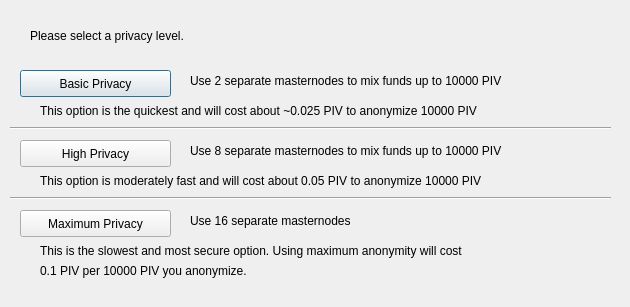
The window that src/qt/forms/coinmixconfig.ui (slingcoin/sling-market) describes before a commit, drawn with Qt 5.
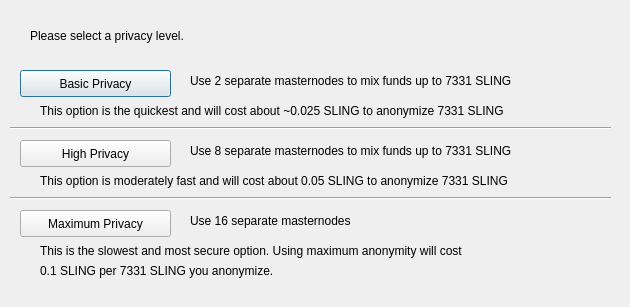
The same window after the commit.

Commit message: Correct units display. -> SLING

```diff
--- a/src/qt/forms/coinmixconfig.ui
+++ b/src/qt/forms/coinmixconfig.ui
@@ -75,7 +75,7 @@
     </rect>
    </property>
    <property name="text">
-    <string>Use 2 separate masternodes to mix funds up to 10000 PIV</string>
+    <string>Use 2 separate masternodes to mix funds up to 7331 SLING</string>
    </property>
   </widget>
   <widget class="QLabel" name="label_3">
@@ -88,7 +88,7 @@
     </rect>
    </property>
    <property name="text">
-    <string>Use 8 separate masternodes to mix funds up to 10000 PIV</string>
+    <string>Use 8 separate masternodes to mix funds up to 7331 SLING</string>
    </property>
   </widget>
   <widget class="QLabel" name="label_4">
@@ -114,7 +114,7 @@
     </rect>
    </property>
    <property name="text">
-    <string>This option is the quickest and will cost about ~0.025 PIV to anonymize 10000 PIV</string>
+    <string>This option is the quickest and will cost about ~0.025 SLING to anonymize 7331 SLING</string>
    </property>
   </widget>
   <widget class="QLabel" name="label_7">
@@ -127,7 +127,7 @@
     </rect>
    </property>
    <property name="text">
-    <string>This option is moderately fast and will cost about 0.05 PIV to anonymize 10000 PIV</string>
+    <string>This option is moderately fast and will cost about 0.05 SLING to anonymize 7331 SLING</string>
    </property>
   </widget>
   <widget class="QLabel" name="label_8">
@@ -153,7 +153,7 @@
     </rect>
    </property>
    <property name="text">
-    <string>0.1 PIV per 10000 PIV you anonymize.</string>
+    <string>0.1 SLING per 7331 SLING you anonymize.</string>
    </property>
   </widget>
   <widget class="Line" name="line">
```
The commit also changes 56 other files.
